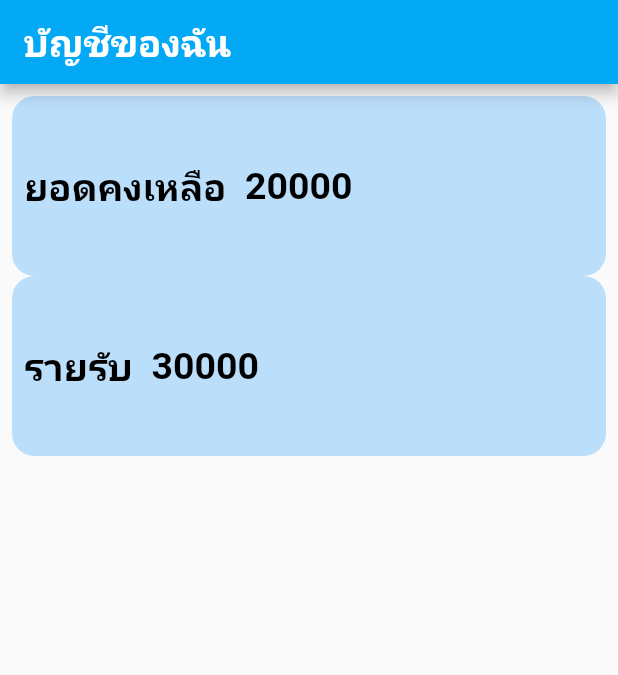
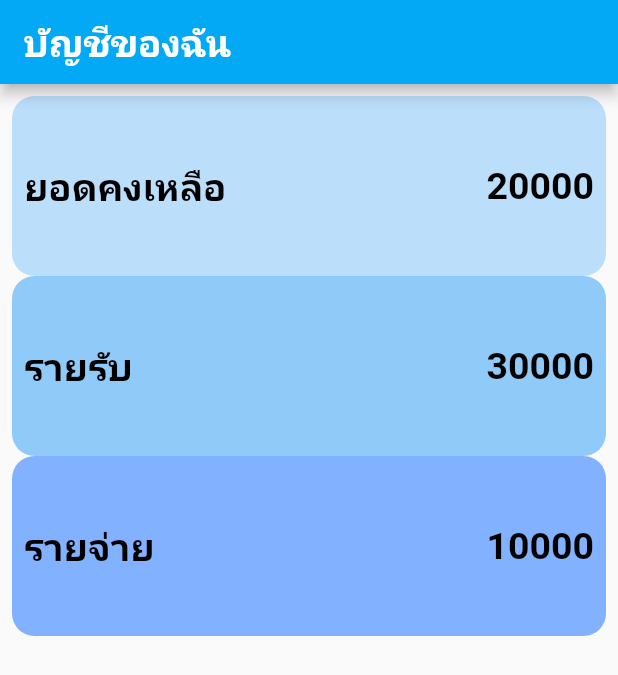
Before and after one commit to Phuthinan/flutter-practicing, a Flutter app: the screen it shows after launch, on a phone screen of 412 x 824 dp. Shown: the top 675 px of the screen. Run offline on Flutter 3.47's test engine with Material 2 defaults, Android fonts, the phone set to English and light mode, and no system bars.

Commit message:
Expanded Widget
+ตกแต่งเพิ่ม

```diff
--- a/ledger/lib/main.dart
+++ b/ledger/lib/main.dart
@@ -61,12 +61,15 @@ class _myHomePageState extends State<myHomePage>
                           color: Colors.black,
                           fontWeight: FontWeight.bold),
                     ),
-                    Text(
-                      "  20000",
-                      style: TextStyle(
-                          fontSize: 25,
-                          color: Colors.black,
-                          fontWeight: FontWeight.bold),
+                    Expanded(
+                      child: Text(
+                        "20000",
+                        style: TextStyle(
+                            fontSize: 25,
+                            color: Colors.black,
+                            fontWeight: FontWeight.bold),
+                        textAlign: TextAlign.right,
+                      ),
                     )
                   ],
                 ),
@@ -74,7 +77,7 @@ class _myHomePageState extends State<myHomePage>
               Container(
                 padding: const EdgeInsets.all(8.0),
                 decoration: BoxDecoration(
-                    color: Colors.blue.shade100,
+                    color: Colors.blue.shade200,
                     //กำหนดความโค้ง
                     borderRadius: BorderRadius.circular(15)),
                 height: 120,
@@ -87,12 +90,44 @@ class _myHomePageState extends State<myHomePage>
                           color: Colors.black,
                           fontWeight: FontWeight.bold),
                     ),
+                    Expanded(
+                      child: Text(
+                        "30000",
+                        style: TextStyle(
+                            fontSize: 25,
+                            color: Colors.black,
+                            fontWeight: FontWeight.bold),
+                        textAlign: TextAlign.right,
+                      ),
+                    )
+                  ],
+                ),
+              ),
+              Container(
+                padding: const EdgeInsets.all(8.0),
+                decoration: BoxDecoration(
+                    color: Colors.blueAccent.shade100,
+                    //กำหนดความโค้ง
+                    borderRadius: BorderRadius.circular(15)),
+                height: 120,
+                child: Row(
+                  children: [
                     Text(
-                      "  30000",
+                      "รายจ่าย",
                       style: TextStyle(
                           fontSize: 25,
                           color: Colors.black,
                           fontWeight: FontWeight.bold),
+                    ),
+                    Expanded(
+                      child: Text(
+                        "10000",
+                        style: TextStyle(
+                            fontSize: 25,
+                            color: Colors.black,
+                            fontWeight: FontWeight.bold),
+                        textAlign: TextAlign.right,
+                      ),
                     )
                   ],
                 ),
```
